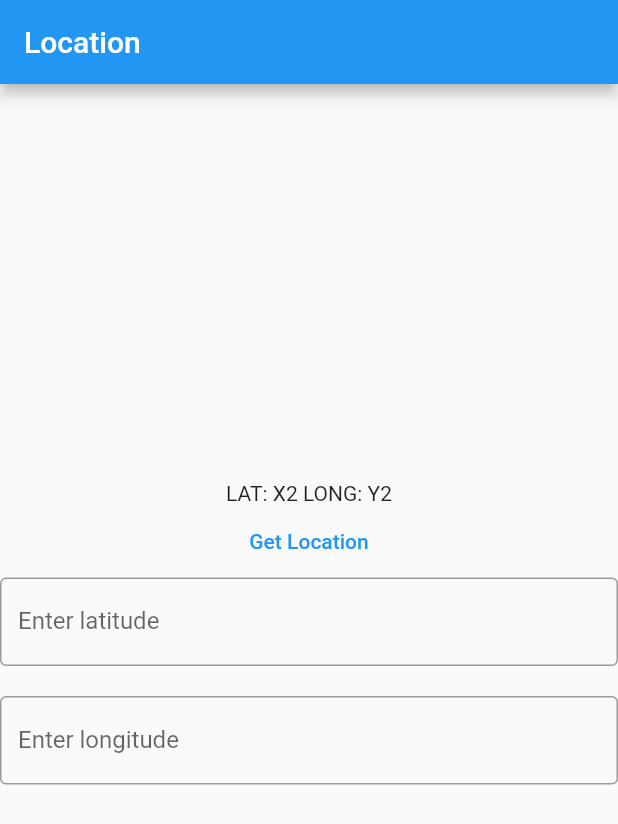
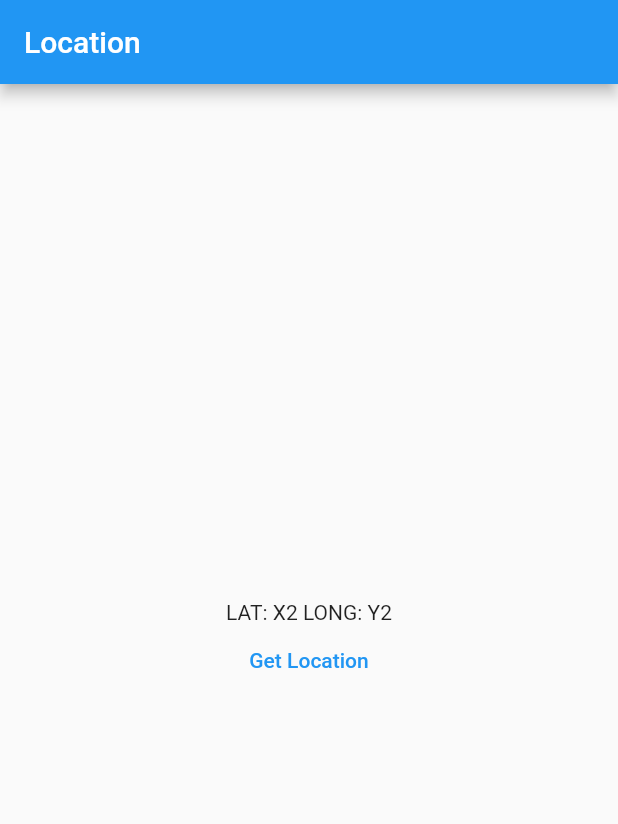
Before and after one commit to leftlyk/Driveguide, a Flutter app: the screen it shows after launch, after a tap on "Get Location", on a phone screen of 412 x 824 dp. Shown: the top 824 px of the screen. Run offline on Flutter 3.47's test engine with Material 2 defaults, Android fonts, the phone set to English and light mode, and no system bars; our stand-ins replace geolocator.

```diff
--- a/lib/home_page.dart
+++ b/lib/home_page.dart
@@ -51,15 +51,66 @@ class HomePage extends StatefulWidget {
   State<HomePage> createState() => _HomePageState();
 }
 
+class Record{
+  double latitude = 0;
+  double longitude = 0;
+  String description = "No entry";
+
+  Record(double l,double t, String d) {
+    latitude = l;
+    longitude = t;
+    description = d;
+  }
+
+}
+
 class _HomePageState extends State<HomePage> {
+
+
+  List locationList = [];
+  //var locationList = new List.generate(0, (index) => null);
+
+
+
+ /* Record tempLocation1 = Record(-43,172,"Hi");
+  Record tempLocation[2] = Record(-43,172,"Hi");
+  Record tempLocation[3] = Record(-43,172,"Hi");
+*/
+
   Position? _currentPosition;
   String lat = "X2", ltd = "Y2";
-  String inputLat = "", inputLtd = "";
+  //String inputLat = "", inputLtd = "";
   String messageOutput = "";
 
+  void BuildRecords() {
+    //tempLocation.latitude = 50;
+    Record temp = Record(-43,272,"Hi");
+    locationList.add(temp);
+
+    temp = Record(-43,172,"Option 2");
+    locationList.add(temp);
+  }
+
+  Record findLocation(double latNum, double ltdNum) {
+      Record r = Record(0,0, "UNKNOWN");
+
+      for (Record value in locationList) {
+        if((latNum >= (value.latitude - 1) && latNum <= (value.latitude + 1))
+            && (ltdNum >= (value.longitude - 1) && ltdNum <= (value.longitude + 1))
+        ) {
+          return value;
+
+        }
+
+      }
+
+      return r;
+  }
 
   @override
   Widget build(BuildContext context) {
+
+  BuildRecords();
 
     return Scaffold(
       appBar: AppBar(
@@ -84,6 +135,7 @@ class _HomePageState extends State<HomePage> {
 
               },
             ),
+            /*
             TextField(
               decoration: InputDecoration(
                   border: OutlineInputBorder(),
@@ -106,6 +158,8 @@ class _HomePageState extends State<HomePage> {
             SizedBox(
               height: 20,
             ),
+
+             */
             Text(messageOutput),
           ],
         ),
@@ -141,16 +195,26 @@ class _HomePageState extends State<HomePage> {
   _getLocationProximity() {
 
     var latNum = double.parse(lat), ltdNum = double.parse(ltd);
-    var userLat = double.parse(inputLat), userLtd = double.parse(inputLtd);
+    //var userLat = double.parse(inputLat), userLtd = double.parse(inputLtd);
 
+    Record location = findLocation(latNum, ltdNum);
+
+    messageOutput = location.description;
+
+    // Go through the list of records and find one that lat and long match
+    //var userLat = location.latitude, userLtd = location.longitude;
+
+    /*
     if((latNum >= (userLat - 1) && latNum <= (userLat + 1))
     && (ltdNum >= (userLtd - 1) && ltdNum <= (userLtd + 1))
     ) {
-      messageOutput = "You're within proximity of CBHS!";
+      messageOutput = location.description;
 
     } else {
       messageOutput = "You're not within proximity of CBHS.";
     }
+
+     */
   }
 
 }
```
